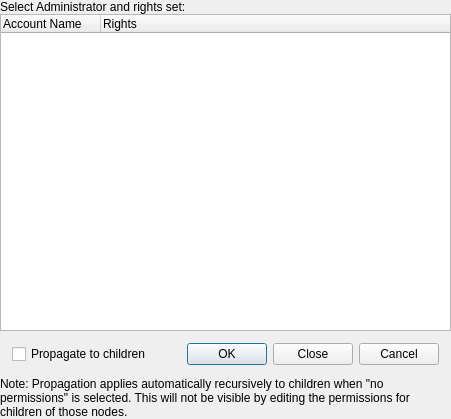
Old version of the form FWAdminLib/SetItemPermissionsDlg.ui in the repository fw-dev/translations.
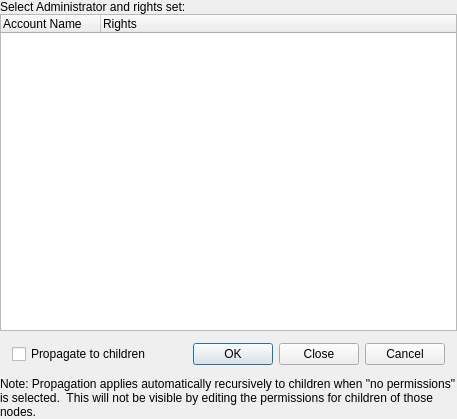
New version of the form. Custom widgets are drawn as their Qt base class.

What changed in the file:
```diff
--- a/FWAdminLib/SetItemPermissionsDlg.ui
+++ b/FWAdminLib/SetItemPermissionsDlg.ui
@@ -6,7 +6,7 @@
    <rect>
     <x>0</x>
     <y>0</y>
-    <width>451</width>
+    <width>457</width>
     <height>419</height>
    </rect>
   </property>
@@ -127,11 +127,14 @@
    <item>
     <widget class="QLabel" name="label_2">
      <property name="text">
-      <string>Note: Propagation applies automatically recursively to children when &quot;no permissions&quot; is selected. This will not be visible by editing the permissions for children of those nodes.</string>
+      <string>Note: Propagation applies automatically recursively to children when &quot;no permissions&quot; is selected.  This will not be visible by editing the permissions for children of those nodes.</string>
      </property>
      <property name="wordWrap">
       <bool>true</bool>
      </property>
+     <property name="margin">
+      <number>12</number>
+     </property>
     </widget>
    </item>
   </layout>
```
